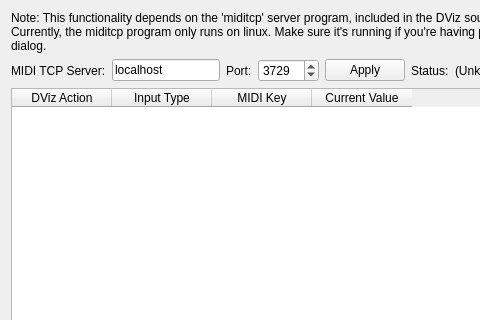
Above: src/miditcp/MidiInputSettingsDialog.ui from google-code-export/dviz before the change; both pictures show x 0 to 480 and y 0 to 320 of the 593 by 408 pixel window. Below: the same form after it.
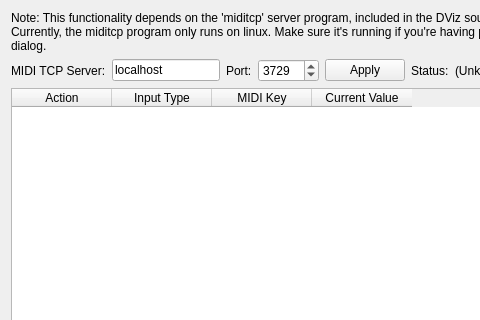
That is the form after the change.

```diff
--- a/src/miditcp/MidiInputSettingsDialog.ui
+++ b/src/miditcp/MidiInputSettingsDialog.ui
@@ -103,7 +103,7 @@
     <widget class="QTableWidget" name="tableWidget">
      <column>
       <property name="text">
-       <string>DViz Action</string>
+       <string>Action</string>
       </property>
      </column>
      <column>
```
